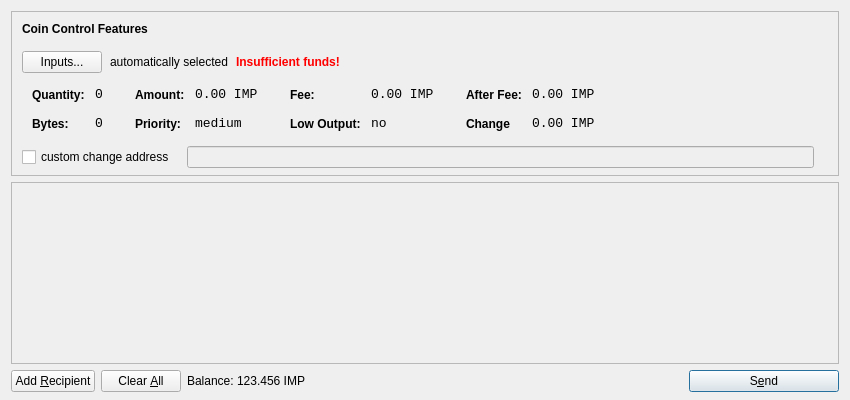
impleum/ImpleumQt, file src/qt/forms/sendcoinsdialog.ui: the form before one commit.
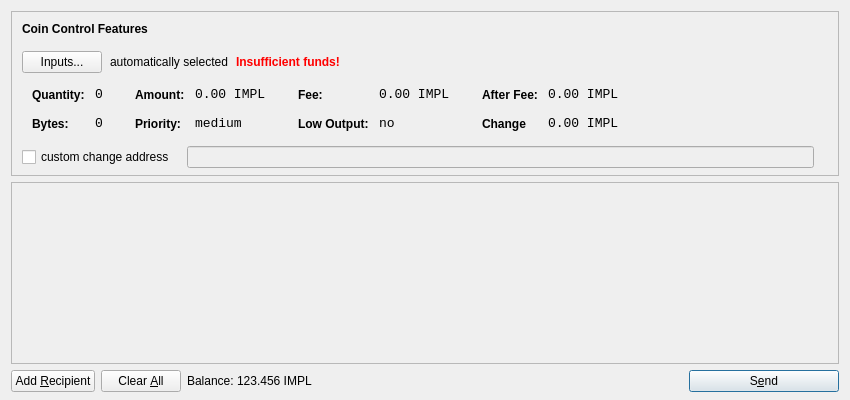
The form after the commit. Icons and pictures are not drawn.

```diff
--- a/src/qt/forms/sendcoinsdialog.ui
+++ b/src/qt/forms/sendcoinsdialog.ui
@@ -321,7 +321,7 @@
                   <enum>Qt::ActionsContextMenu</enum>
                  </property>
                  <property name="text">
-                  <string notr="true">0.00 IMP</string>
+                  <string notr="true">0.00 IMPL</string>
                  </property>
                  <property name="textInteractionFlags">
                   <set>Qt::LinksAccessibleByMouse|Qt::TextSelectableByKeyboard|Qt::TextSelectableByMouse</set>
@@ -407,7 +407,7 @@
                   <enum>Qt::ActionsContextMenu</enum>
                  </property>
                  <property name="text">
-                  <string notr="true">0.00 IMP</string>
+                  <string notr="true">0.00 IMPL</string>
                  </property>
                  <property name="textInteractionFlags">
                   <set>Qt::LinksAccessibleByMouse|Qt::TextSelectableByKeyboard|Qt::TextSelectableByMouse</set>
@@ -493,7 +493,7 @@
                   <enum>Qt::ActionsContextMenu</enum>
                  </property>
                  <property name="text">
-                  <string notr="true">0.00 IMP</string>
+                  <string notr="true">0.00 IMPL</string>
                  </property>
                  <property name="textInteractionFlags">
                   <set>Qt::LinksAccessibleByMouse|Qt::TextSelectableByKeyboard|Qt::TextSelectableByMouse</set>
@@ -525,7 +525,7 @@
                   <enum>Qt::ActionsContextMenu</enum>
                  </property>
                  <property name="text">
-                  <string notr="true">0.00 IMP</string>
+                  <string notr="true">0.00 IMPL</string>
                  </property>
                  <property name="textInteractionFlags">
                   <set>Qt::LinksAccessibleByMouse|Qt::TextSelectableByKeyboard|Qt::TextSelectableByMouse</set>
@@ -724,7 +724,7 @@
           <cursorShape>IBeamCursor</cursorShape>
          </property>
          <property name="text">
-          <string notr="true">123.456 IMP</string>
+          <string notr="true">123.456 IMPL</string>
          </property>
          <property name="textInteractionFlags">
           <set>Qt::LinksAccessibleByMouse|Qt::TextSelectableByKeyboard|Qt::TextSelectableByMouse</set>
```
